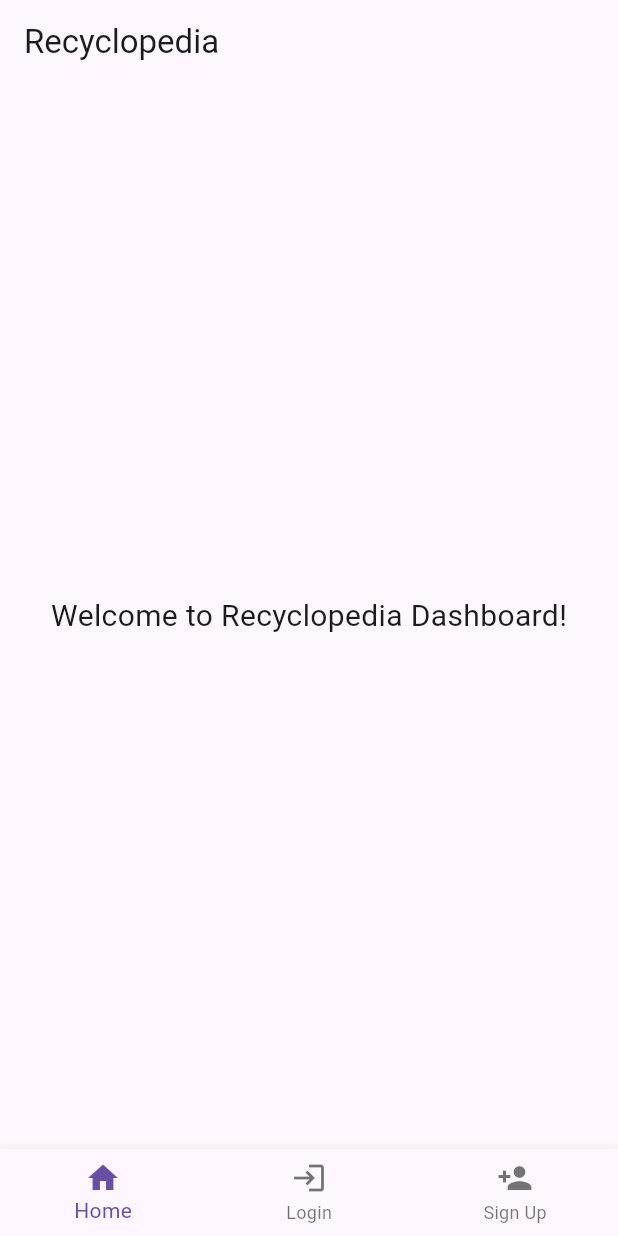
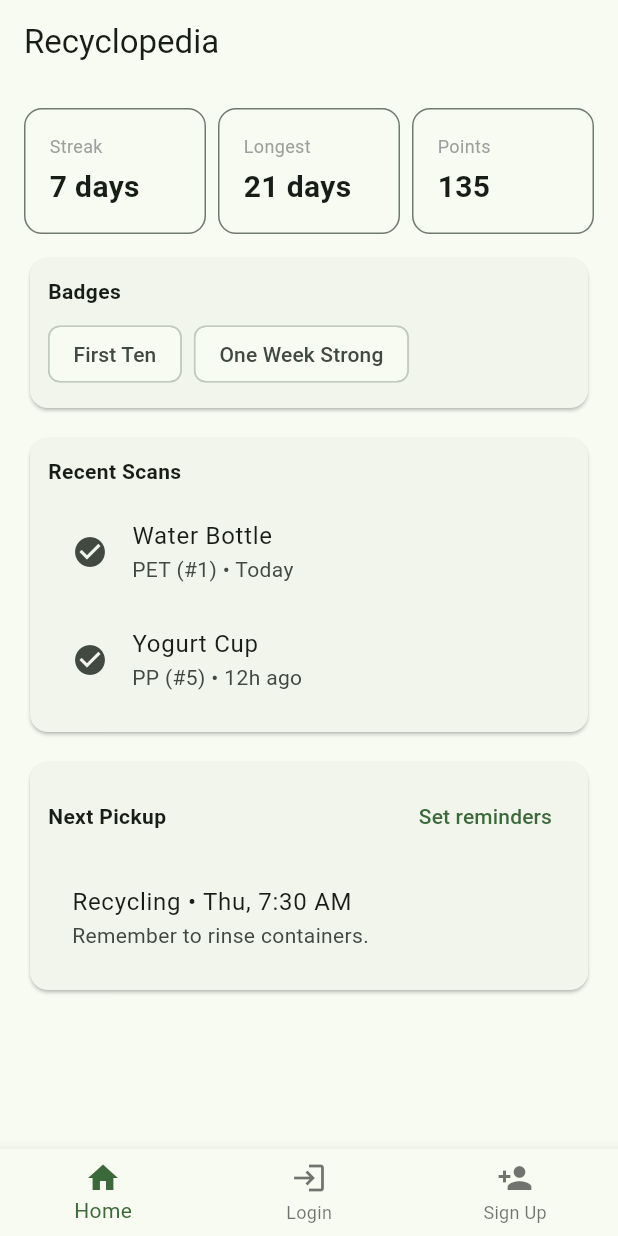
Before and after one commit to karmehr-arora/Recyclopedia, a Flutter app: the screen it shows after launch, on a phone screen of 412 x 824 dp. Run offline on Flutter 3.47's test engine with Material 3 defaults, Android fonts, the phone set to English and light mode, and no system bars.

Commit message:
Sprint 1: backend health + KPIs (mock) and Flutter dashboard scaffold

```diff
--- a/frontend/lib/controllers/main_controller.dart
+++ b/frontend/lib/controllers/main_controller.dart
@@ -1,25 +1,27 @@
 import 'package:flutter/material.dart';
-import '../views/dashboard.dart';
-import '../views/login.dart';
-import '../views/signup.dart';
+import '../screens/dashboard.dart';
+import '../screens/login_screen.dart';
+import '../screens/signup_screen.dart';
 
 class MainController extends ChangeNotifier {
-  Widget _currentPage = Dashboard();
+  int _currentIndex = 0;
+  int get currentIndex => _currentIndex;
 
-  Widget get currentPage => _currentPage;
+  final _pages = const [
+    Dashboard(),
+    LoginScreen(),
+    SignUpScreen(),
+  ];
 
-  void returnToDashboard() {
-    _currentPage = Dashboard();
+  Widget get currentPage => _pages[_currentIndex];
+
+  void setIndex(int i) {
+    if (i == _currentIndex) return;
+    _currentIndex = i;
     notifyListeners();
   }
 
-  void showSignUp() {
-    //_currentPage = SignupScreen();
-    //notifyListeners();
-  }
-
-  void goToLogin() {
-    //_currentPage = Login();
-    //notifyListeners();
-  }
+  void returnToDashboard() => setIndex(0);
+  void goToLogin() => setIndex(1);
+  void showSignUp() => setIndex(2);
 }
--- /dev/null
+++ b/frontend/lib/screens/dashboard.dart
@@ -0,0 +1,95 @@
+import 'package:flutter/material.dart';
+
+class Dashboard extends StatelessWidget {
+  const Dashboard({super.key});
+
+  @override
+  Widget build(BuildContext context) {
+    return ListView(
+      padding: const EdgeInsets.all(16),
+      children: [
+        _kpiRow(context),
+        const SizedBox(height: 12),
+        _card(
+          title: 'Badges',
+          child: Wrap(
+            spacing: 8,
+            children: const [
+              Chip(label: Text('First Ten')),
+              Chip(label: Text('One Week Strong')),
+            ],
+          ),
+        ),
+        const SizedBox(height: 12),
+        _card(
+          title: 'Recent Scans',
+          child: Column(
+            children: const [
+              ListTile(leading: Icon(Icons.check_circle), title: Text('Water Bottle'), subtitle: Text('PET (#1) • Today')),
+              ListTile(leading: Icon(Icons.check_circle), title: Text('Yogurt Cup'), subtitle: Text('PP (#5) • 12h ago')),
+            ],
+          ),
+        ),
+        const SizedBox(height: 12),
+        _card(
+          title: 'Next Pickup',
+          trailing: TextButton(onPressed: () {}, child: const Text('Set reminders')),
+          child: const ListTile(
+            title: Text('Recycling • Thu, 7:30 AM'),
+            subtitle: Text('Remember to rinse containers.'),
+          ),
+        ),
+      ],
+    );
+  }
+
+  Widget _kpiRow(BuildContext context) {
+    Widget kpi(String label, String value) => Expanded(
+      child: Container(
+        padding: const EdgeInsets.all(16),
+        decoration: BoxDecoration(
+          color: Theme.of(context).colorScheme.surface,
+          borderRadius: BorderRadius.circular(12),
+          border: Border.all(color: Theme.of(context).dividerColor),
+        ),
+        child: Column(
+          crossAxisAlignment: CrossAxisAlignment.start,
+          children: [
+            Text(label, style: const TextStyle(fontSize: 12, color: Colors.grey)),
+            const SizedBox(height: 4),
+            Text(value, style: const TextStyle(fontSize: 20, fontWeight: FontWeight.bold)),
+          ],
+        ),
+      ),
+    );
+
+    return Row(
+      children: [
+        kpi('Streak', '7 days'),
+        const SizedBox(width: 8),
+        kpi('Longest', '21 days'),
+        const SizedBox(width: 8),
+        kpi('Points', '135'),
+      ],
+    );
+  }
+
+  Widget _card({required String title, Widget? trailing, required Widget child}) {
+    return Card(
+      child: Padding(
+        padding: const EdgeInsets.all(12),
+        child: Column(crossAxisAlignment: CrossAxisAlignment.start, children: [
+          Row(
+            children: [
+              Text(title, style: const TextStyle(fontWeight: FontWeight.bold)),
+              const Spacer(),
+              if (trailing != null) trailing,
+            ],
+          ),
+          const SizedBox(height: 8),
+          child,
+        ]),
+      ),
+    );
+  }
+}
```
Also changed, not shown: frontend/lib/main.dart (+8 -96 lines), frontend/lib/screens/login_screen.dart (added, +12 -0 lines), frontend/lib/screens/signup_screen.dart (added, +12 -0 lines), frontend/pubspec.yaml (+1 -69 lines), 9 other files.
